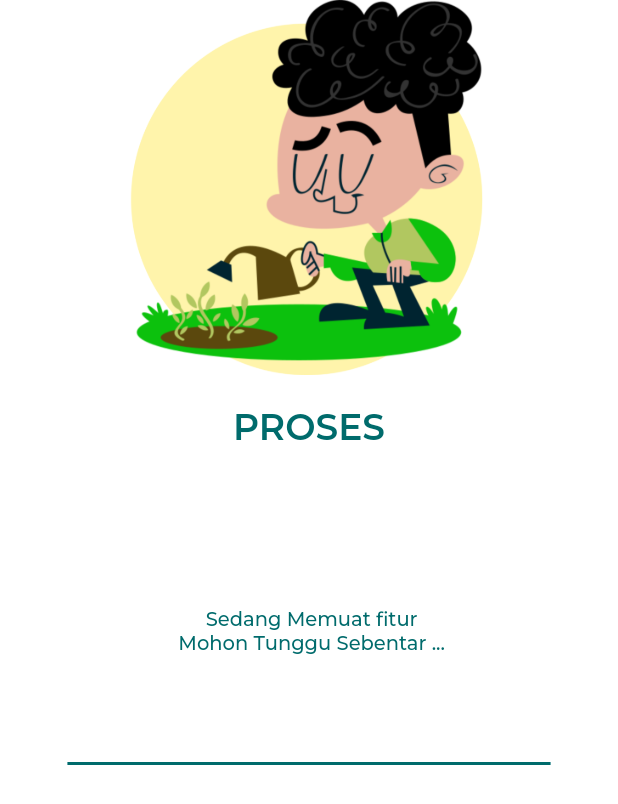
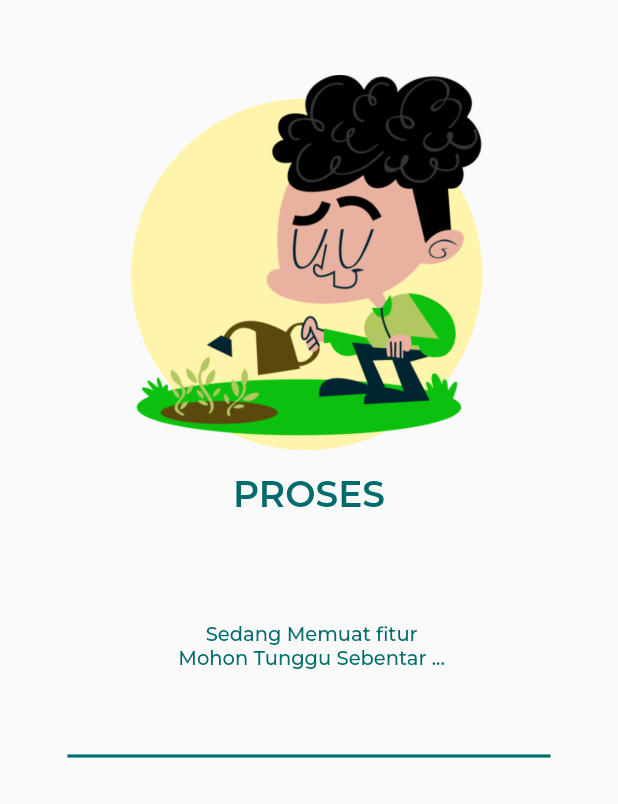
Before and after one commit to W1Z-H4L/uyee, a Flutter app: the screen it shows after launch, on a phone screen of 412 x 824 dp. Shown: the top 804 px of the screen. Run offline on Flutter 3.47's test engine with Material 2 defaults, Android fonts, the phone set to English and light mode, and no system bars; drawn by our look-alikes of percent_indicator; our stand-ins replace curved_navigation_bar, google_fonts, shared_preferences; missing offline and left inert: dart:html.

Commit message:
done banget bestii splashnya

```diff
--- a/lib/ui/pages/splash_screen.dart
+++ b/lib/ui/pages/splash_screen.dart
@@ -16,7 +16,7 @@ class _SplashScreenState extends State<SplashScreen> {
   @override
   void initState() {
     Timer(
-      const Duration(seconds: 11),
+      const Duration(seconds: 10),
       () => Navigator.pushNamed(context, '/sign-in'),
     );
     super.initState();
@@ -24,33 +24,48 @@ class _SplashScreenState extends State<SplashScreen> {
 
   Widget build(BuildContext context) {
     return Scaffold(
-      body: Container(
-        width: double.infinity,
-        height: double.infinity,
-        decoration: BoxDecoration(color: Colors.white),
-        alignment: Alignment.center,
-        child: Column(
-          children: [
-            Image.asset(
+      body: ListView(
+        children: <Widget>[
+          Container(
+            margin: const EdgeInsets.only(top: 50),
+            padding: const EdgeInsets.all(25),
+            width: 250,
+            height: 250,
+            decoration: BoxDecoration(
+                image: DecorationImage(
+                    image: AssetImage(
               'assets/icon_splash.png',
-              height: 250.0,
-              width: 250.0,
+            ))),
           ),
           SizedBox(
-              height: 20,
+            height: 15,
           ),
+
+          //   children: <Widget>[
+          // Container(
+          //   width: 121,
+          //   height: 121,
+          //   margin: const EdgeInsets.only(top: 50),
+          //   decoration: const BoxDecoration(
+          //     image: DecorationImage(
+          //       image: AssetImage('assets/logo.png'),
+          //     ),
+          //   ),
+          // ),
+
           Text(
             "PROSES\n",
             textAlign: TextAlign.center,
             style: greenTextStyle4,
           ),
           SizedBox(
-              height: 60,
+            height: 25,
           ),
           Text("\n Sedang Memuat fitur \n Mohon Tunggu Sebentar ... \n \n",
               textAlign: TextAlign.center, style: greenTextStyle5),
+
           SizedBox(
-              height: 40,
+            height: 25,
           ),
           LinearPercentIndicator(
             padding: EdgeInsets.only(left: 45, right: 45, bottom: 20),
@@ -70,7 +85,7 @@ class _SplashScreenState extends State<SplashScreen> {
           //     )),
         ],
       ),
-      ),
     );
   }
 }
+///
```
Lines whose indentation alone changed are shown as unchanged.
